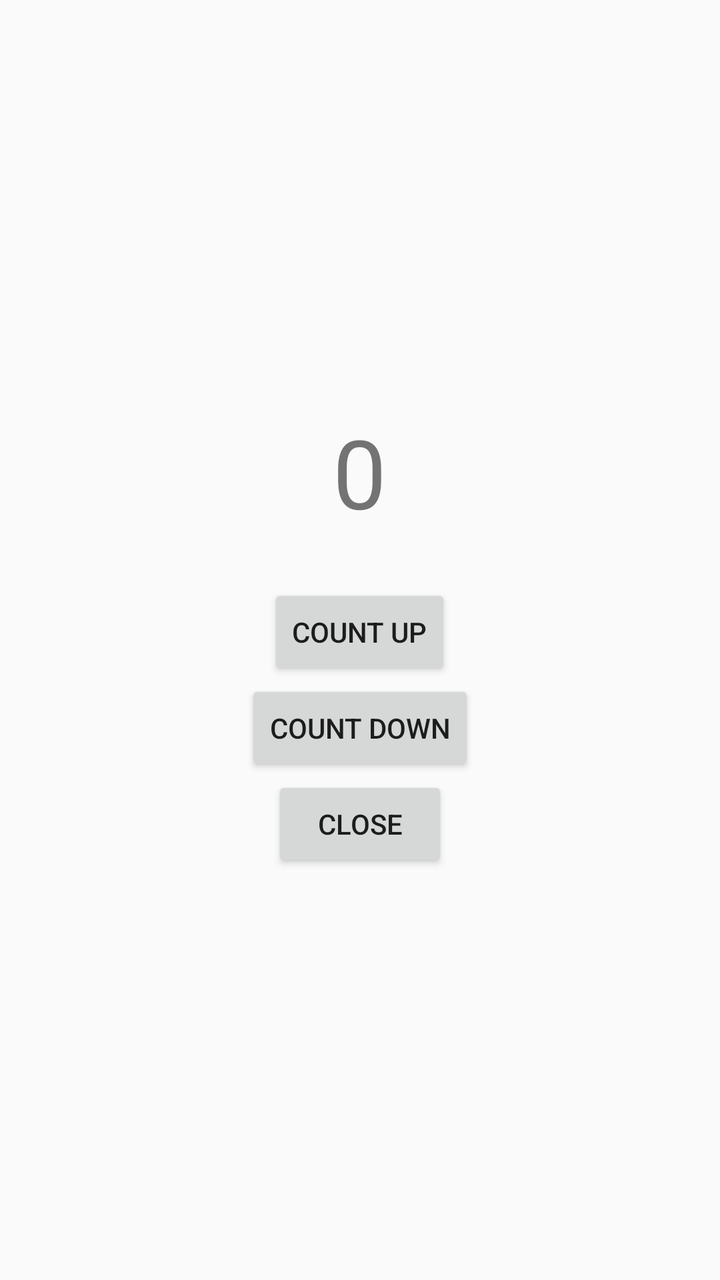
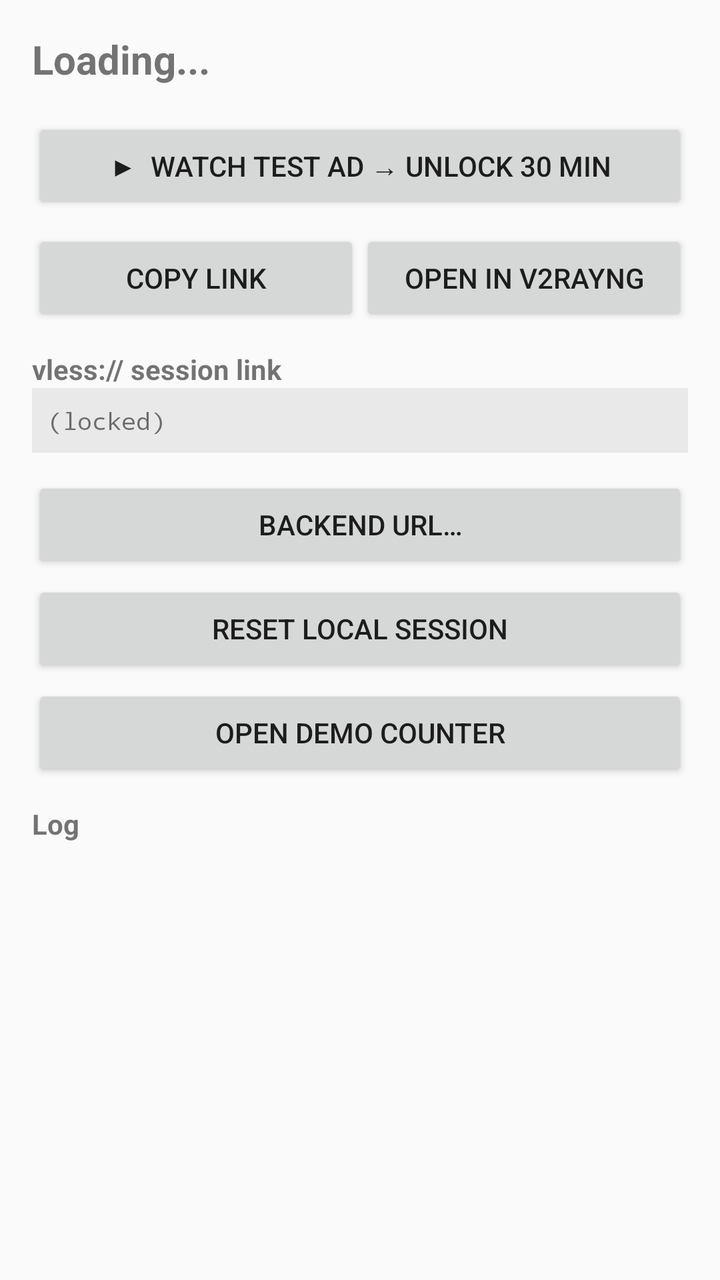

Screens rendered from an Android XML layout before and after an edit, with the pre-edit source and the edit as a unified diff.
<!-- AndroidManifest.xml: application theme Theme.AppCompat.Light -->
<!-- res/layout/activity_main.xml -->
<?xml version="1.0" encoding="utf-8"?>

<LinearLayout xmlns:android="http://schemas.android.com/apk/res/android"
    android:layout_width="match_parent"
    android:layout_height="match_parent"
    android:orientation="vertical"
    android:gravity="center"
    android:padding="16dp">

    <TextView
        android:id="@+id/textViewCounter"
        android:layout_width="wrap_content"
        android:layout_height="wrap_content"
        android:text="0"
        android:textSize="48sp"
        android:layout_marginBottom="24dp" />

    <Button
        android:id="@+id/buttonUp"
        android:layout_width="wrap_content"
        android:layout_height="wrap_content"
        android:text="Count Up" />

    <Button
        android:id="@+id/buttonDown"
        android:layout_width="wrap_content"
        android:layout_height="wrap_content"
        android:text="Count Down" />

    <Button
        android:id="@+id/buttonClose"
        android:layout_width="wrap_content"
        android:layout_height="wrap_content"
        android:text="Close" />

</LinearLayout>
<!-- resources referenced by this layout -->
<resources>

</resources>

<!-- the commit's change to res/layout/activity_main.xml (unified diff, before → after) -->
@@ -1,36 +1,106 @@
 <?xml version="1.0" encoding="utf-8"?>
+<ScrollView xmlns:android="http://schemas.android.com/apk/res/android"
+    android:layout_width="match_parent"
+    android:layout_height="match_parent">
 
-<LinearLayout xmlns:android="http://schemas.android.com/apk/res/android"
-    android:layout_width="match_parent"
-    android:layout_height="match_parent"
-    android:orientation="vertical"
-    android:gravity="center"
-    android:padding="16dp">
+    <LinearLayout
+        android:layout_width="match_parent"
+        android:layout_height="wrap_content"
+        android:orientation="vertical"
+        android:gravity="center_horizontal"
+        android:padding="16dp">
 
-    <TextView
-        android:id="@+id/textViewCounter"
-        android:layout_width="wrap_content"
-        android:layout_height="wrap_content"
-        android:text="0"
-        android:textSize="48sp"
-        android:layout_marginBottom="24dp" />
+        <TextView
+            android:id="@+id/statusText"
+            android:layout_width="match_parent"
+            android:layout_height="wrap_content"
+            android:textSize="20sp"
+            android:textStyle="bold"
+            android:paddingBottom="8dp"
+            android:textIsSelectable="true"
+            android:text="Loading..." />
 
-    <Button
-        android:id="@+id/buttonUp"
-        android:layout_width="wrap_content"
-        android:layout_height="wrap_content"
-        android:text="Count Up" />
+        <Button
+            android:id="@+id/unlockBtn"
+            android:layout_width="match_parent"
+            android:layout_height="wrap_content"
+            android:layout_marginTop="8dp"
+            android:text="▶  Watch Test Ad → Unlock 30 Min" />
 
-    <Button
-        android:id="@+id/buttonDown"
-        android:layout_width="wrap_content"
-        android:layout_height="wrap_content"
-        android:text="Count Down" />
+        <LinearLayout
+            android:layout_width="match_parent"
+            android:layout_height="wrap_content"
+            android:orientation="horizontal"
+            android:layout_marginTop="8dp">
 
-    <Button
-        android:id="@+id/buttonClose"
-        android:layout_width="wrap_content"
-        android:layout_height="wrap_content"
-        android:text="Close" />
+            <Button
+                android:id="@+id/copyBtn"
+                android:layout_width="0dp"
+                android:layout_height="wrap_content"
+                android:layout_weight="1"
+                android:text="Copy link" />
 
-</LinearLayout>
+            <Button
+                android:id="@+id/openBtn"
+                android:layout_width="0dp"
+                android:layout_height="wrap_content"
+                android:layout_weight="1"
+                android:text="Open in V2RayNG" />
+        </LinearLayout>
+
+        <TextView
+            android:layout_width="match_parent"
+            android:layout_height="wrap_content"
+            android:layout_marginTop="12dp"
+            android:textStyle="bold"
+            android:text="vless:// session link" />
+
+        <TextView
+            android:id="@+id/vlessText"
+            android:layout_width="match_parent"
+            android:layout_height="wrap_content"
+            android:fontFamily="monospace"
+            android:textSize="12sp"
+            android:textIsSelectable="true"
+            android:background="#11000000"
+            android:padding="8dp"
+            android:text="(locked)" />
+
+        <Button
+            android:id="@+id/backendBtn"
+            android:layout_width="match_parent"
+            android:layout_height="wrap_content"
+            android:layout_marginTop="12dp"
+            android:text="Backend URL…" />
+
+        <Button
+            android:id="@+id/resetBtn"
+            android:layout_width="match_parent"
+            android:layout_height="wrap_content"
+            android:layout_marginTop="4dp"
+            android:text="Reset local session" />
+
+        <Button
+            android:id="@+id/counterDemoBtn"
+            android:layout_width="match_parent"
+            android:layout_height="wrap_content"
+            android:layout_marginTop="4dp"
+            android:text="Open demo counter" />
+
+        <TextView
+            android:layout_width="match_parent"
+            android:layout_height="wrap_content"
+            android:layout_marginTop="12dp"
+            android:textStyle="bold"
+            android:text="Log" />
+
+        <TextView
+            android:id="@+id/logText"
+            android:layout_width="match_parent"
+            android:layout_height="wrap_content"
+            android:fontFamily="monospace"
+            android:textSize="10sp"
+            android:textIsSelectable="true"
+            android:text="" />
+    </LinearLayout>
+</ScrollView>
